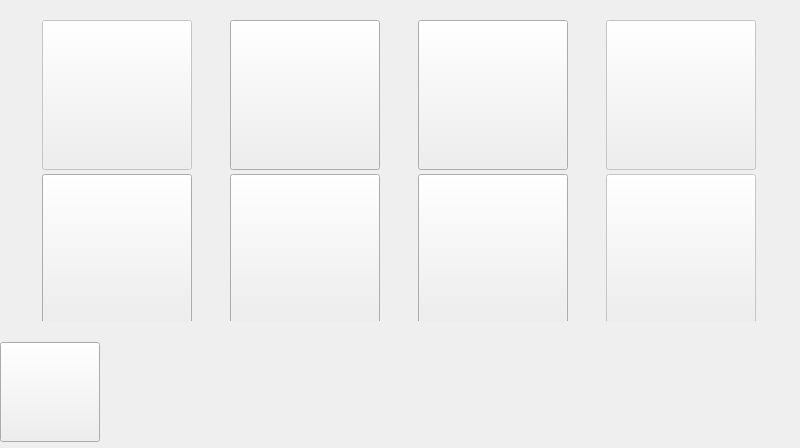
First picture: the form in ClientApp/qt/settingspage_qt.ui, repository re3Dprinting/touchscreen, before the edit.
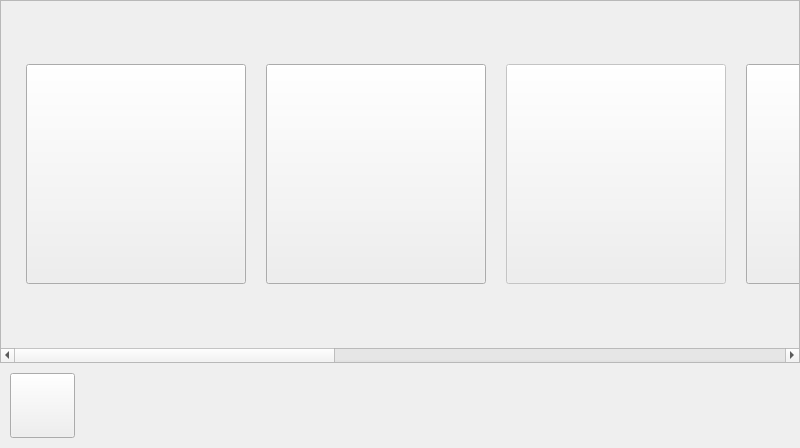
Second picture: the form after the edit. Icons and pictures are not drawn.

Commit message: Icon pack v2 added Settings page overhauled, kinetic scrolling added Pushbuttons Pressed shading changed.

What changed in the file:
```diff
--- a/ClientApp/qt/settingspage_qt.ui
+++ b/ClientApp/qt/settingspage_qt.ui
@@ -15,72 +15,65 @@
   </property>
   <property name="minimumSize">
    <size>
+    <width>0</width>
+    <height>0</height>
+   </size>
+  </property>
+  <property name="maximumSize">
+   <size>
     <width>800</width>
     <height>448</height>
    </size>
   </property>
-  <property name="maximumSize">
-   <size>
-    <width>16777215</width>
-    <height>16777215</height>
-   </size>
-  </property>
   <property name="windowTitle">
    <string>TouchDisplay</string>
   </property>
-  <widget class="QWidget" name="widget" native="true">
-   <property name="geometry">
-    <rect>
-     <x>10</x>
-     <y>20</y>
-     <width>781</width>
-     <height>301</height>
-    </rect>
-   </property>
    <layout class="QVBoxLayout" name="verticalLayout">
+   <property name="spacing">
+    <number>0</number>
+   </property>
+   <property name="leftMargin">
+    <number>0</number>
+   </property>
     <property name="topMargin">
      <number>0</number>
     </property>
+   <property name="rightMargin">
+    <number>0</number>
+   </property>
+   <property name="bottomMargin">
+    <number>0</number>
+   </property>
     <item>
-     <layout class="QHBoxLayout" name="horizontalLayout_lower">
-      <item>
-       <widget class="QPushButton" name="Server">
-        <property name="enabled">
-         <bool>false</bool>
-        </property>
-        <property name="sizePolicy">
-         <sizepolicy hsizetype="Fixed" vsizetype="Expanding">
-          <horstretch>0</horstretch>
-          <verstretch>0</verstretch>
-         </sizepolicy>
-        </property>
-        <property name="minimumSize">
-         <size>
-          <width>150</width>
-          <height>150</height>
-         </size>
-        </property>
-        <property name="maximumSize">
-         <size>
-          <width>150</width>
-          <height>150</height>
-         </size>
-        </property>
-        <property name="text">
-         <string/>
-        </property>
-        <property name="icon">
-         <iconset>
-          <normaloff>img/server.png</normaloff>img/server.png</iconset>
-        </property>
-        <property name="iconSize">
-         <size>
-          <width>150</width>
-          <height>150</height>
-         </size>
-        </property>
-       </widget>
-      </item>
+    <widget class="QScrollArea" name="SettingsScrollArea">
+     <property name="widgetResizable">
+      <bool>true</bool>
+     </property>
+     <widget class="QWidget" name="scrollAreaWidgetContents">
+      <property name="geometry">
+       <rect>
+        <x>0</x>
+        <y>0</y>
+        <width>1925</width>
+        <height>347</height>
+       </rect>
+      </property>
+      <layout class="QHBoxLayout" name="horizontalLayout">
+       <property name="spacing">
+        <number>20</number>
+       </property>
+       <property name="leftMargin">
+        <number>25</number>
+       </property>
+       <property name="topMargin">
+        <number>0</number>
+       </property>
+       <property name="rightMargin">
+        <number>0</number>
+       </property>
+       <property name="bottomMargin">
+        <number>0</number>
+       </property>
       <item>
        <widget class="QPushButton" name="Serial">
         <property name="sizePolicy">
@@ -91,14 +84,14 @@
         </property>
         <property name="minimumSize">
          <size>
-          <width>150</width>
-          <height>150</height>
+           <width>220</width>
+           <height>220</height>
          </size>
         </property>
         <property name="maximumSize">
          <size>
-          <width>150</width>
-          <height>150</height>
+           <width>220</width>
+           <height>220</height>
          </size>
         </property>
         <property name="text">
@@ -110,8 +103,8 @@
         </property>
         <property name="iconSize">
          <size>
-          <width>150</width>
-          <height>150</height>
+           <width>220</width>
+           <height>220</height>
          </size>
         </property>
        </widget>
@@ -126,14 +119,14 @@
         </property>
         <property name="minimumSize">
          <size>
-          <width>150</width>
-          <height>150</height>
+           <width>220</width>
+           <height>220</height>
          </size>
         </property>
         <property name="maximumSize">
          <size>
-          <width>150</width>
-          <height>150</height>
+           <width>220</width>
+           <height>220</height>
          </size>
         </property>
         <property name="text">
@@ -145,8 +138,8 @@
         </property>
         <property name="iconSize">
          <size>
-          <width>150</width>
-          <height>150</height>
+           <width>220</width>
+           <height>220</height>
          </size>
         </property>
        </widget>
@@ -164,14 +157,14 @@
         </property>
         <property name="minimumSize">
          <size>
-          <width>150</width>
-          <height>150</height>
+           <width>220</width>
+           <height>220</height>
          </size>
         </property>
         <property name="maximumSize">
          <size>
-          <width>150</width>
-          <height>150</height>
+           <width>220</width>
+           <height>220</height>
          </size>
         </property>
         <property name="text">
@@ -183,41 +176,8 @@
         </property>
         <property name="iconSize">
          <size>
-          <width>150</width>
-          <height>150</height>
-         </size>
-        </property>
-       </widget>
-      </item>
-     </layout>
-    </item>
-    <item>
-     <layout class="QHBoxLayout" name="horizontalLayout_upper">
-      <item>
-       <widget class="QPushButton" name="w_pushbutton_debug">
-        <property name="minimumSize">
-         <size>
-          <width>150</width>
-          <height>150</height>
-         </size>
-        </property>
-        <property name="maximumSize">
-         <size>
-          <width>150</width>
-          <height>150</height>
-         </size>
-        </property>
-        <property name="text">
-         <string/>
-        </property>
-        <property name="icon">
-         <iconset>
-          <normaloff>img/bug.png</normaloff>img/bug.png</iconset>
-        </property>
-        <property name="iconSize">
-         <size>
-          <width>100</width>
-          <height>100</height>
+           <width>220</width>
+           <height>220</height>
          </size>
         </property>
        </widget>
@@ -232,14 +192,14 @@
         </property>
         <property name="minimumSize">
          <size>
-          <width>150</width>
-          <height>150</height>
+           <width>220</width>
+           <height>220</height>
          </size>
         </property>
         <property name="maximumSize">
          <size>
-          <width>150</width>
-          <height>150</height>
+           <width>220</width>
+           <height>220</height>
          </size>
         </property>
         <property name="text">
@@ -251,8 +211,37 @@
         </property>
         <property name="iconSize">
          <size>
-          <width>100</width>
-          <height>100</height>
+           <width>220</width>
+           <height>220</height>
+          </size>
+         </property>
+        </widget>
+       </item>
+       <item>
+        <widget class="QPushButton" name="w_pushbutton_debug">
+         <property name="minimumSize">
+          <size>
+           <width>220</width>
+           <height>220</height>
+          </size>
+         </property>
+         <property name="maximumSize">
+          <size>
+           <width>220</width>
+           <height>220</height>
+          </size>
+         </property>
+         <property name="text">
+          <string/>
+         </property>
+         <property name="icon">
+          <iconset resource="img.qrc">
+           <normaloff>:/img/img/Debug.png</normaloff>:/img/img/Debug.png</iconset>
+         </property>
+         <property name="iconSize">
+          <size>
+           <width>220</width>
+           <height>220</height>
          </size>
         </property>
        </widget>
@@ -267,14 +256,14 @@
         </property>
         <property name="minimumSize">
          <size>
-          <width>150</width>
-          <height>150</height>
+           <width>220</width>
+           <height>220</height>
          </size>
         </property>
         <property name="maximumSize">
          <size>
-          <width>150</width>
-          <height>150</height>
+           <width>220</width>
+           <height>220</height>
          </size>
         </property>
         <property name="text">
@@ -286,8 +275,8 @@
         </property>
         <property name="iconSize">
          <size>
-          <width>100</width>
-          <height>100</height>
+           <width>220</width>
+           <height>220</height>
          </size>
         </property>
        </widget>
@@ -305,14 +294,14 @@
         </property>
         <property name="minimumSize">
          <size>
-          <width>150</width>
-          <height>150</height>
+           <width>220</width>
+           <height>220</height>
          </size>
         </property>
         <property name="maximumSize">
          <size>
-          <width>150</width>
-          <height>150</height>
+           <width>220</width>
+           <height>220</height>
          </size>
         </property>
         <property name="text">
@@ -324,43 +313,95 @@
         </property>
         <property name="iconSize">
          <size>
-          <width>100</width>
-          <height>100</height>
+           <width>220</width>
+           <height>220</height>
          </size>
         </property>
        </widget>
       </item>
-     </layout>
+       <item>
+        <widget class="QPushButton" name="Server">
+         <property name="enabled">
+          <bool>false</bool>
+         </property>
+         <property name="sizePolicy">
+          <sizepolicy hsizetype="Fixed" vsizetype="Expanding">
+           <horstretch>0</horstretch>
+           <verstretch>0</verstretch>
+          </sizepolicy>
+         </property>
+         <property name="minimumSize">
+          <size>
+           <width>220</width>
+           <height>220</height>
+          </size>
+         </property>
+         <property name="maximumSize">
+          <size>
+           <width>220</width>
+           <height>220</height>
+          </size>
+         </property>
+         <property name="text">
+          <string/>
+         </property>
+         <property name="icon">
+          <iconset resource="img.qrc">
+           <normaloff>:/img/img/Server_Setup.png</normaloff>:/img/img/Server_Setup.png</iconset>
+         </property>
+         <property name="iconSize">
+          <size>
+           <width>220</width>
+           <height>220</height>
+          </size>
+         </property>
+        </widget>
     </item>
    </layout>
   </widget>
+    </widget>
+   </item>
+   <item>
+    <widget class="QWidget" name="BottomBar" native="true">
+     <layout class="QHBoxLayout" name="horizontalLayout_2">
+      <property name="spacing">
+       <number>0</number>
+      </property>
+      <property name="leftMargin">
+       <number>10</number>
+      </property>
+      <property name="topMargin">
+       <number>10</number>
+      </property>
+      <property name="rightMargin">
+       <number>10</number>
+      </property>
+      <property name="bottomMargin">
+       <number>10</number>
+      </property>
+      <item>
   <widget class="QPushButton" name="Back">
-   <property name="geometry">
-    <rect>
-     <x>0</x>
-     <y>342</y>
-     <width>100</width>
-     <height>100</height>
-    </rect>
-   </property>
    <property name="sizePolicy">
-    <sizepolicy hsizetype="Fixed" vsizetype="Expanding">
+         <sizepolicy hsizetype="Maximum" vsizetype="Maximum">
      <horstretch>0</horstretch>
      <verstretch>0</verstretch>
     </sizepolicy>
    </property>
    <property name="minimumSize">
     <size>
-     <width>100</width>
-     <height>100</height>
+          <width>65</width>
+          <height>65</height>
     </size>
    </property>
    <property name="maximumSize">
     <size>
-     <width>100</width>
-     <height>100</height>
-    </size>
-   </property>
+          <width>16777215</width>
+          <height>16777215</height>
+         </size>
+        </property>
+        <property name="focusPolicy">
+         <enum>Qt::NoFocus</enum>
+        </property>
    <property name="text">
     <string/>
    </property>
@@ -370,11 +411,32 @@
    </property>
    <property name="iconSize">
     <size>
-     <width>100</width>
-     <height>100</height>
+          <width>55</width>
+          <height>55</height>
     </size>
    </property>
   </widget>
+      </item>
+      <item>
+       <spacer name="horizontalSpacer">
+        <property name="orientation">
+         <enum>Qt::Horizontal</enum>
+        </property>
+        <property name="sizeType">
+         <enum>QSizePolicy::Expanding</enum>
+        </property>
+        <property name="sizeHint" stdset="0">
+         <size>
+          <width>282</width>
+          <height>40</height>
+         </size>
+        </property>
+       </spacer>
+      </item>
+     </layout>
+    </widget>
+   </item>
+  </layout>
  </widget>
   <resources>
   <include location="img.qrc"/>
```
Left out of the diff: 24 changed lines with no effect on the pictures. Lines whose indentation alone changed are shown as unchanged. The commit also changes 104 other files.
